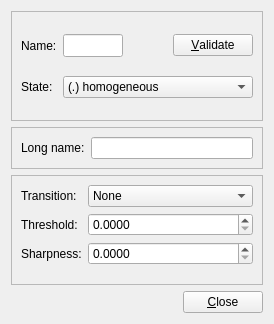
This is src/gui/cpdwindow.ui in stevenvergenz/chemecher as Qt 5 draws it before an edit. The edited form follows.
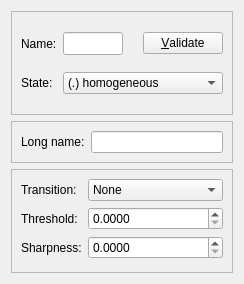
This is the edited form.

```diff
--- a/src/gui/cpdwindow.ui
+++ b/src/gui/cpdwindow.ui
@@ -9,8 +9,8 @@
    <rect>
     <x>0</x>
     <y>0</y>
-    <width>274</width>
-    <height>324</height>
+    <width>244</width>
+    <height>284</height>
    </rect>
   </property>
   <property name="sizePolicy">
@@ -21,33 +21,20 @@
   </property>
   <property name="minimumSize">
    <size>
-    <width>274</width>
-    <height>324</height>
+    <width>244</width>
+    <height>284</height>
    </size>
   </property>
   <property name="maximumSize">
    <size>
-    <width>274</width>
-    <height>324</height>
+    <width>414</width>
+    <height>284</height>
    </size>
   </property>
   <property name="windowTitle">
    <string>Frame</string>
   </property>
   <layout class="QGridLayout" name="gridLayout">
-   <item row="3" column="0">
-    <spacer name="horizontalSpacer_2">
-     <property name="orientation">
-      <enum>Qt::Horizontal</enum>
-     </property>
-     <property name="sizeHint" stdset="0">
-      <size>
-       <width>40</width>
-       <height>20</height>
-      </size>
-     </property>
-    </spacer>
-   </item>
    <item row="0" column="0" colspan="2">
     <widget class="QFrame" name="frame">
      <property name="sizePolicy">
@@ -68,6 +55,12 @@
       </property>
       <item row="0" column="0">
        <widget class="QLabel" name="label">
+        <property name="sizePolicy">
+         <sizepolicy hsizetype="Maximum" vsizetype="Preferred">
+          <horstretch>0</horstretch>
+          <verstretch>0</verstretch>
+         </sizepolicy>
+        </property>
         <property name="text">
          <string>Name:</string>
         </property>
@@ -76,7 +69,7 @@
       <item row="0" column="1">
        <widget class="QLineEdit" name="txtShortName">
         <property name="sizePolicy">
-         <sizepolicy hsizetype="Fixed" vsizetype="Fixed">
+         <sizepolicy hsizetype="MinimumExpanding" vsizetype="Fixed">
           <horstretch>0</horstretch>
           <verstretch>0</verstretch>
          </sizepolicy>
@@ -102,6 +95,12 @@
       </item>
       <item row="1" column="0">
        <widget class="QLabel" name="label_2">
+        <property name="sizePolicy">
+         <sizepolicy hsizetype="Maximum" vsizetype="Preferred">
+          <horstretch>0</horstretch>
+          <verstretch>0</verstretch>
+         </sizepolicy>
+        </property>
         <property name="text">
          <string>State:</string>
         </property>
@@ -297,13 +296,6 @@
      </layout>
     </widget>
    </item>
-   <item row="3" column="1">
-    <widget class="QPushButton" name="pushButton">
-     <property name="text">
-      <string>&amp;Close</string>
-     </property>
-    </widget>
-   </item>
   </layout>
  </widget>
  <tabstops>
```
